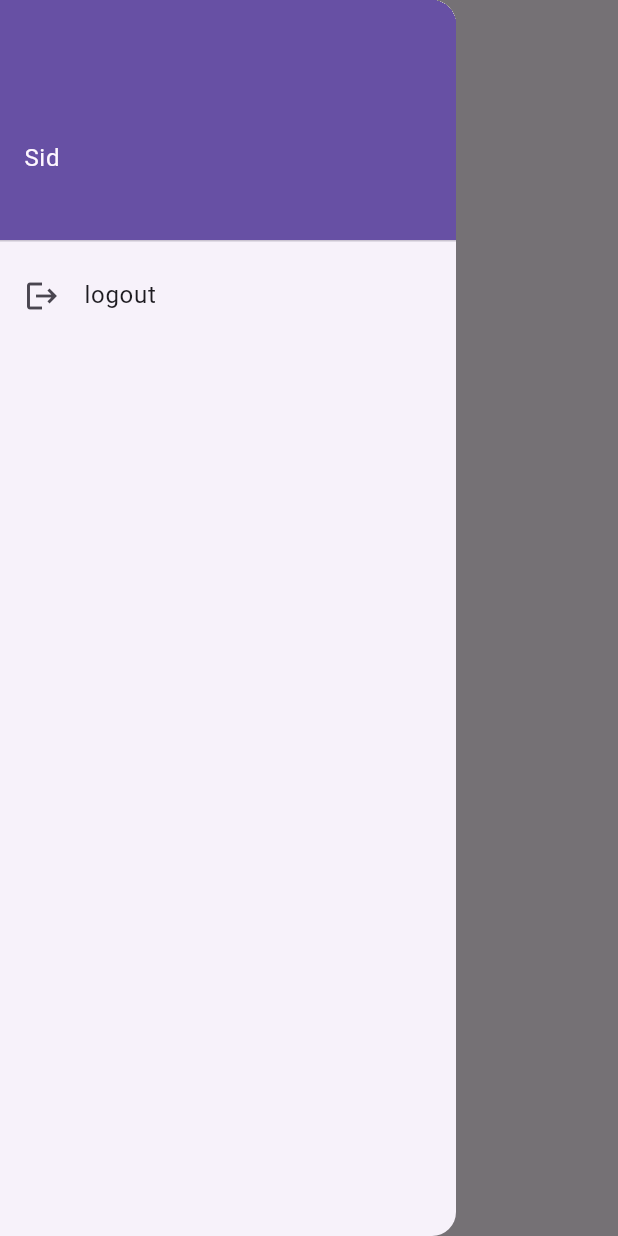
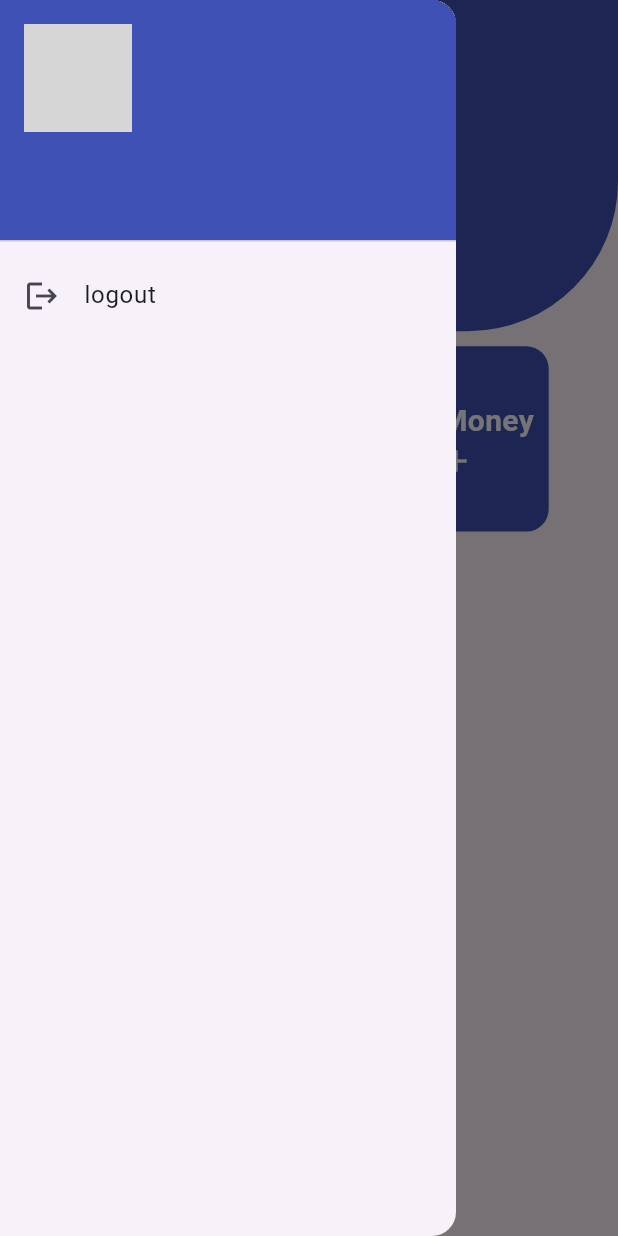
Before and after one commit to mdabdullahalsiddik/PayApp-With-GetX, a Flutter app: the HomeView screen opened directly, with the side drawer open, on a phone screen of 412 x 824 dp. Run offline on Flutter 3.47's test engine with Material 3 defaults, Android fonts, the phone set to English and light mode, and no system bars; our stand-ins replace cloud_firestore, firebase_auth, firebase_core, firebase_messaging, firebase_storage, flutter_easyloading and 2 more; accounts and stored records are empty; network calls fail; grey boxes are pictures that could not be loaded.

Commit message:
send mone setup

```diff
--- a/lib/controller/login_controller.dart
+++ b/lib/controller/login_controller.dart
@@ -4,7 +4,7 @@ import 'package:get/get_core/src/get_main.dart';
 import 'package:get/get_navigation/get_navigation.dart';
 import 'package:get/get_state_manager/get_state_manager.dart';
 import 'package:pay/function/firebase_function.dart';
-import 'package:pay/views/home_view.dart';
+import 'package:pay/views/navigator/bottom_navigator.dart';
 
 class LoginController extends GetxController {
   TextEditingController emailController = TextEditingController();
@@ -16,7 +16,7 @@ class LoginController extends GetxController {
         email: emailController.text,
         password: passwordController.text,
       );
-      Get.offAll(HomeView());
+      Get.offAll(const BottomNavigatorView());
       Get.snackbar("Successful", "Login is Successful");
     } on FirebaseAuthException catch (e) {
       Get.snackbar("Error", e.message.toString());
--- /dev/null
+++ b/lib/function/data.dart
@@ -0,0 +1,2 @@
+String? senderMail;
+String? receiverMail;
--- a/lib/function/firebase_function.dart
+++ b/lib/function/firebase_function.dart
@@ -1,9 +1,12 @@
 import 'package:cloud_firestore/cloud_firestore.dart';
 import 'package:firebase_auth/firebase_auth.dart';
+import 'package:firebase_messaging/firebase_messaging.dart';
 import 'package:firebase_storage/firebase_storage.dart';
 
 class FirebaseAllFunction {
-static final  FirebaseAuth auth = FirebaseAuth.instance;
-static final FirebaseFirestore firestore = FirebaseFirestore.instance;
-static final FirebaseStorage storage = FirebaseStorage.instance;
+  static final FirebaseAuth auth = FirebaseAuth.instance;
+  static final FirebaseFirestore firestore = FirebaseFirestore.instance;
+  static final FirebaseStorage storage = FirebaseStorage.instance;
+  static final FirebaseMessaging messaging = FirebaseMessaging.instance;
+
 }
--- a/lib/views/home_view.dart
+++ b/lib/views/home_view.dart
@@ -5,6 +5,8 @@ import 'package:get/get_navigation/get_navigation.dart';
 import 'package:get/get_state_manager/get_state_manager.dart';
 import 'package:pay/controller/home_controller.dart';
 import 'package:pay/function/firebase_function.dart';
+import 'package:pay/static/all%20colors/all_colors.dart';
+import 'package:pay/widgets/custom_manu_bottom.dart';
 
 class HomeView extends StatelessWidget {
   HomeView({super.key});
@@ -12,16 +14,34 @@ class HomeView extends StatelessWidget {
 
   @override
   Widget build(BuildContext context) {
+    var size = MediaQuery.sizeOf(context);
     return GetBuilder<HomeController>(
       builder: (controller) {
         return Scaffold(
-          drawer: Drawer(
+            drawer: StreamBuilder(
+              stream: FirebaseAllFunction.firestore
+                  .collection("user")
+                  .doc(FirebaseAllFunction.auth.currentUser!.email.toString())
+                  .snapshots(),
+              builder: (context, snapshot) {
+                if (snapshot.hasData) {
+                  var data = snapshot.data!.data()!;
+                  return Drawer(
                     child: ListView(
                       children: [
                         UserAccountsDrawerHeader(
-                  accountName: const Text("Sid"),
+                          decoration: const BoxDecoration(
+                            color: AllColors.primaryColor,
+                          ),
+                          currentAccountPicture: CircleAvatar(
+                            backgroundImage: NetworkImage(
+                              data["image"].toString(),
+                            ),
+                          ),
+                          accountName: Text(data["name"].toString()),
                           accountEmail: Text(
-                    FirebaseAllFunction.auth.currentUser!.email.toString(),
+                            FirebaseAllFunction.auth.currentUser!.email
+                                .toString(),
                           ),
                         ),
                         InkWell(
@@ -47,9 +67,100 @@ class HomeView extends StatelessWidget {
                         ),
                       ],
                     ),
+                  );
+                } else if (snapshot.hasError) {
+                  print(snapshot.hasError);
+                }
+                return const Center(child: CircularProgressIndicator());
+              },
             ),
-          appBar: AppBar(),
+            appBar: AppBar(
+              backgroundColor: AllColors.primaryColor,
+              elevation: 0,
+            ),
+            body: StreamBuilder(
+              stream: FirebaseAllFunction.firestore
+                  .collection("user")
+                  .doc(FirebaseAllFunction.auth.currentUser!.email.toString())
+                  .snapshots(),
+              builder: (context, snapshot) {
+                if (snapshot.hasData) {
+                  var data = snapshot.data!.data()!;
+                  return Column(
+                    children: [
+                      Container(
+                        height: size.height * .2,
+                        width: size.width,
+                        decoration: const BoxDecoration(
+                          color: AllColors.primaryColor,
+                          borderRadius: BorderRadius.only(
+                            bottomRight: Radius.circular(100),
+                          ),
+                        ),
+                        child: Padding(
+                          padding: const EdgeInsets.symmetric(
+                            horizontal: 10,
+                            vertical: 15,
+                          ),
+                          child: Column(
+                            mainAxisAlignment: MainAxisAlignment.start,
+                            crossAxisAlignment: CrossAxisAlignment.start,
+                            children: [
+                              Text(
+                                "Hello, ${data['name']}!",
+                                style: const TextStyle(
+                                  color: AllColors.whiteColor,
+                                  fontWeight: FontWeight.bold,
+                                  fontSize: 20,
+                                ),
+                              ),
+                              Text(
+                                data["balance"].toString(),
+                                style: const TextStyle(
+                                  color: AllColors.whiteColor,
+                                  fontWeight: FontWeight.bold,
+                                  fontSize: 36,
+                                ),
+                              ),
+                              const Text(
+                                "Your available balance",
+                                style: TextStyle(
+                                  color: AllColors.whiteColor,
+                                  fontWeight: FontWeight.bold,
+                                ),
+                              ),
+                            ],
+                          ),
+                        ),
+                      ),
+                      Padding(
+                        padding: const EdgeInsets.symmetric(
+                          horizontal: 10,
+                          vertical: 10,
+                        ),
+                        child: Row(
+                          mainAxisAlignment: MainAxisAlignment.spaceAround,
+                          children: [
+                            CustomMaunBottom(
+                              onTap: () => homeController.sendAccount(),
+                              size: size,
+                              text: "Send Money",
+                              icon: Icons.send,
+                            ),
+                            CustomMaunBottom(
+                              size: size,
+                              text: "Add Money",
+                              icon: Icons.add,
+                            ),
+                          ],
+                        ),
+                      ),
+                    ],
                   );
+                }
+                return const Center(child: CircularProgressIndicator());
+              },
+            ));
       },
     );
   }
--- a/lib/views/welcome_views.dart/splash_view.dart
+++ b/lib/views/welcome_views.dart/splash_view.dart
@@ -4,6 +4,7 @@ import 'package:get/get_navigation/get_navigation.dart';
 import 'package:pay/function/firebase_function.dart';
 import 'package:pay/static/all%20colors/all_colors.dart';
 import 'package:pay/views/home_view.dart';
+import 'package:pay/views/navigator/bottom_navigator.dart';
 import 'package:pay/views/welcome_views.dart/welcome_view.dart';
 
 class SplashView extends StatelessWidget {
@@ -15,7 +16,7 @@ class SplashView extends StatelessWidget {
       FirebaseAllFunction.auth.currentUser == null
           ? Get.to(const WelcomeView())
           : Get.to(
-              HomeView(),
+              const BottomNavigatorView(),
             );
     });
 
--- /dev/null
+++ b/lib/widgets/custom_manu_bottom.dart
@@ -0,0 +1,56 @@
+// ignore_for_file: public_member_api_docs, sort_constructors_first
+import 'package:flutter/material.dart';
+import 'package:get/get_state_manager/get_state_manager.dart';
+
+import 'package:pay/static/all%20colors/all_colors.dart';
+
+// ignore: must_be_immutable
+class CustomMaunBottom extends StatelessWidget {
+  String text;
+  IconData icon;
+  void Function()? onTap;
+  CustomMaunBottom({
+    super.key,
+    required this.text,
+    required this.icon,
+    this.onTap,
+    required this.size,
+  });
+
+  final Size size;
+
+  @override
+  Widget build(BuildContext context) {
+    return InkWell(
+      onTap: onTap,
+      child: Container(
+        height: size.height * .15,
+        width: size.width * .3,
+        decoration: const BoxDecoration(
+          color: AllColors.primaryColor,
+          borderRadius: BorderRadius.all(
+            Radius.circular(15),
+          ),
+        ),
+        child: Column(
+          mainAxisAlignment: MainAxisAlignment.center,
+          crossAxisAlignment: CrossAxisAlignment.center,
+          children: [
+            Text(
+              text,
+              style: const TextStyle(
+                color: AllColors.whiteColor,
+                fontWeight: FontWeight.bold,
+                fontSize: 20,
+              ),
+            ),
+            Icon(
+              icon,
+              color: AllColors.whiteColor,
+            )
+          ],
+        ),
+      ),
+    );
+  }
+}
```
Also changed, not shown: lib/controller/account_controller.dart (added, +12 -0 lines), lib/controller/firebase_controller.dart (added, +31 -0 lines), lib/controller/home_controller.dart (+8 -2 lines), lib/controller/navigator_controller.dart (added, +16 -0 lines), lib/controller/profile_controller.dart (+6 -3 lines), lib/controller/send_account.dart (added, +40 -0 lines), lib/controller/send_money_controller.dart (added, +51 -0 lines), lib/views/account_view.dart (added, +86 -0 lines), lib/views/navigator/bottom_navigator.dart (added, +50 -0 lines), lib/views/send_account_view.dart (added, +57 -0 lines), lib/views/send_money_view.dart (added, +92 -0 lines), lib/widgets/custom_listtile.dart (added, +32 -0 lines). Lines whose indentation alone changed are shown as unchanged.
